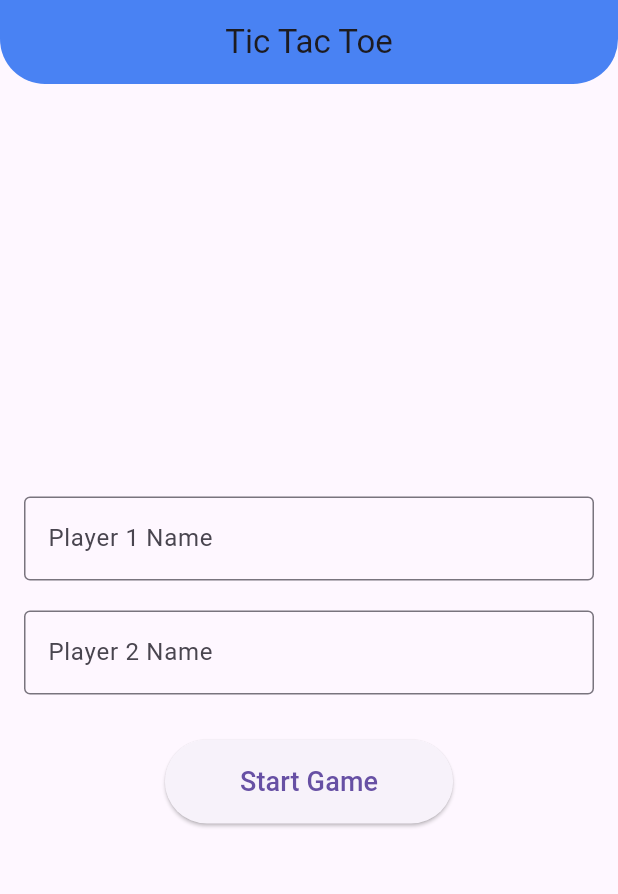
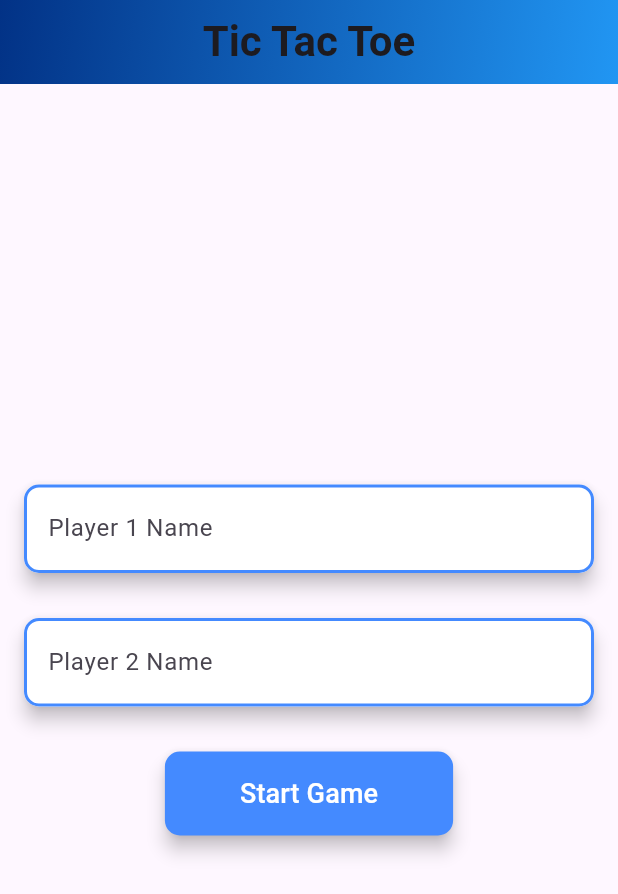
Before and after one commit to Salonisaroha/Game_TicTacToe, a Flutter app: the screen it shows after launch, on a phone screen of 412 x 824 dp. Shown: the top 894 px of the screen. Run offline on Flutter 3.47's test engine with Material 3 defaults, Android fonts, the phone set to English and light mode, and no system bars.

Commit message:
Final changes done

```diff
--- a/lib/main.dart
+++ b/lib/main.dart
@@ -14,7 +14,7 @@ class MyApp extends StatelessWidget {
         visualDensity: VisualDensity.adaptivePlatformDensity,
       ),
       home: HomeScreen(),
-      debugShowCheckedModeBanner: false, // Remove debug banner
+      debugShowCheckedModeBanner: false,
     );
   }
 }
@@ -64,11 +64,22 @@ class _HomeScreenState extends State<HomeScreen> {
   Widget build(BuildContext context) {
     return Scaffold(
       appBar: AppBar(
-        title: Text('Tic Tac Toe'),
+        title: const Text(
+          'Tic Tac Toe',
+          style: TextStyle(fontSize: 28, fontWeight: FontWeight.bold),
+        ),
         centerTitle: true,
-        backgroundColor: Colors.blueAccent,
+        flexibleSpace: Container(
+          decoration:const BoxDecoration(
+            gradient: LinearGradient(
+              colors: [Color.fromARGB(255, 2, 50, 134), Colors.blue],
+              begin: Alignment.topLeft,
+              end: Alignment.bottomRight,
+            ),
+          ),
+        ),
         elevation: 10,
-        shape: RoundedRectangleBorder(
+        shape: const RoundedRectangleBorder(
           borderRadius: BorderRadius.vertical(
             bottom: Radius.circular(30),
           ),
@@ -80,28 +91,64 @@ class _HomeScreenState extends State<HomeScreen> {
           child: Column(
             mainAxisAlignment: MainAxisAlignment.center,
             children: [
-              TextField(
+              Material(
+                elevation: 5.0,
+                borderRadius: BorderRadius.circular(10.0),
+                child: TextField(
                   controller: _player1Controller,
                   decoration: InputDecoration(
                     labelText: 'Player 1 Name',
-                  border: OutlineInputBorder(),
+                    border:const OutlineInputBorder(),
+                    filled: true,
+                    fillColor: Colors.white,
+                    enabledBorder: OutlineInputBorder(
+                      borderSide:const BorderSide(color: Colors.blueAccent, width: 2.0),
+                      borderRadius: BorderRadius.circular(10.0),
+                    ),
+                    focusedBorder: OutlineInputBorder(
+                      borderSide: const BorderSide(color: Colors.blue, width: 2.0),
+                      borderRadius: BorderRadius.circular(10.0),
                     ),
                   ),
-              SizedBox(height: 20),
-              TextField(
+                  style: const TextStyle(fontSize: 18),
+                ),
+              ),
+              SizedBox(height: 30),
+              Material(
+                elevation: 5.0,
+                borderRadius: BorderRadius.circular(10.0),
+                child: TextField(
                   controller: _player2Controller,
                   decoration: InputDecoration(
                     labelText: 'Player 2 Name',
-                  border: OutlineInputBorder(),
+                    border:const OutlineInputBorder(),
+                    filled: true,
+                    fillColor: Colors.white,
+                    enabledBorder: OutlineInputBorder(
+                      borderSide: const BorderSide(color: Colors.blueAccent, width: 2.0),
+                      borderRadius: BorderRadius.circular(10.0),
+                    ),
+                    focusedBorder: OutlineInputBorder(
+                      borderSide: const BorderSide(color: Colors.blue, width: 2.0),
+                      borderRadius: BorderRadius.circular(10.0),
+                    ),
+                  ),
+                  style: const TextStyle(fontSize: 18),
                 ),
               ),
               SizedBox(height: 30),
               ElevatedButton(
                 onPressed: _startGame,
                 style: ElevatedButton.styleFrom(
-                  padding: EdgeInsets.symmetric(horizontal: 50, vertical: 15),
+                  foregroundColor: Colors.white,
+                  backgroundColor: Colors.blueAccent,
+                  padding: const EdgeInsets.symmetric(horizontal: 50, vertical: 15),
+                  shape: RoundedRectangleBorder(
+                    borderRadius: BorderRadius.circular(10),
                   ),
-                child: Text(
+                  elevation: 5,
+                ),
+                child: const Text(
                   'Start Game',
                   style: TextStyle(fontSize: 18),
                 ),
@@ -149,9 +196,14 @@ class _GameScreenState extends State<GameScreen> {
 
   String _checkWinner() {
     const List<List<int>> winPatterns = [
-      [0, 1, 2], [3, 4, 5], [6, 7, 8], // Rows
-      [0, 3, 6], [1, 4, 7], [2, 5, 8], // Columns
-      [0, 4, 8], [2, 4, 6] // Diagonals
+      [0, 1, 2],
+      [3, 4, 5],
+      [6, 7, 8], // Rows
+      [0, 3, 6],
+      [1, 4, 7],
+      [2, 5, 8], // Columns
+      [0, 4, 8],
+      [2, 4, 6] // Diagonals
     ];
 
     for (var pattern in winPatterns) {
@@ -174,45 +226,80 @@ class _GameScreenState extends State<GameScreen> {
   Widget build(BuildContext context) {
     return Scaffold(
       appBar: AppBar(
-        title: Text('Tic Tac Toe'),
+        title: const Text(
+          'Tic Tac Toe',
+          style: TextStyle(fontSize: 28, fontWeight: FontWeight.bold),
+        ),
         centerTitle: true,
-        backgroundColor: Colors.blueAccent,
+        flexibleSpace: Container(
+          decoration:const BoxDecoration(
+            gradient: LinearGradient(
+              colors: [const Color.fromARGB(255, 2, 92, 133), Colors.blue],
+              begin: Alignment.topLeft,
+              end: Alignment.bottomRight,
+            ),
+          ),
+        ),
         elevation: 10,
-        shape: RoundedRectangleBorder(
+        shape:const RoundedRectangleBorder(
           borderRadius: BorderRadius.vertical(
             bottom: Radius.circular(30),
           ),
         ),
       ),
-      body: Column(
+      body: SingleChildScrollView(
+        child: Column(
           mainAxisAlignment: MainAxisAlignment.center,
           children: [
             Padding(
-            padding: const EdgeInsets.all(16.0),
+              padding: const EdgeInsets.symmetric(horizontal: 16.0),
+              child: Material(
+                elevation: 5.0,
+                borderRadius: BorderRadius.circular(10.0),
+                child: Container(
+                  decoration: BoxDecoration(
+                    color: Colors.blue[40],
+                    borderRadius: BorderRadius.circular(10),
+                  ),
+                  margin: const EdgeInsets.all(8.0),
+                  padding: const EdgeInsets.all(8.0),
                   child: Text(
                     '${widget.player1} (X) vs ${widget.player2} (O)',
-              style: TextStyle(fontSize: 20, fontWeight: FontWeight.bold),
+                    style:const TextStyle(fontSize: 20, fontWeight: FontWeight.bold, color: Colors.black),
                     textAlign: TextAlign.center,
                   ),
                 ),
+              ),
+            ),
             _buildBoard(),
-          SizedBox(height: 20),
+            SizedBox(height: 10), // Reduced the spacing
             Text(
               _result,
               style: TextStyle(fontSize: 24, fontWeight: FontWeight.bold, color: Colors.red),
             ),
-          SizedBox(height: 20),
-          ElevatedButton(
+            SizedBox(height: 10), // Reduced the spacing
+            Material(
+              elevation: 5.0,
+              borderRadius: BorderRadius.circular(10.0),
+              child: ElevatedButton(
                 onPressed: _resetGame,
                 style: ElevatedButton.styleFrom(
-              padding: EdgeInsets.symmetric(horizontal: 50, vertical: 15),
+                  foregroundColor: Colors.white,
+                  backgroundColor: Colors.lightBlue,
+                  padding: EdgeInsets.symmetric(horizontal: 30, vertical: 15),
+                  shape: RoundedRectangleBorder(
+                    borderRadius: BorderRadius.circular(10),
+                  ),
+                  elevation: 5,
                 ),
                 child: Text(
                   'Reset Game',
                   style: TextStyle(fontSize: 18),
                 ),
               ),
+            ),
           ],
+        ),
       ),
     );
   }
@@ -223,10 +310,13 @@ class _GameScreenState extends State<GameScreen> {
       child: GridView.builder(
         gridDelegate: SliverGridDelegateWithFixedCrossAxisCount(
           crossAxisCount: 3,
+          mainAxisSpacing: 10,
+          crossAxisSpacing: 10,
         ),
         itemBuilder: _buildCell,
         itemCount: 9,
         shrinkWrap: true,
+        physics: NeverScrollableScrollPhysics(),
       ),
     );
   }
@@ -234,10 +324,23 @@ class _GameScreenState extends State<GameScreen> {
   Widget _buildCell(BuildContext context, int index) {
     return GestureDetector(
       onTap: () => _handleTap(index),
-      child: Container(
+      child: AnimatedContainer(
+        duration: Duration(milliseconds: 200),
         decoration: BoxDecoration(
-          color: Colors.blue[50],
-          border: Border.all(color: Colors.black),
+          gradient: LinearGradient(
+            colors: [Colors.lightBlueAccent, Colors.blueAccent],
+            begin: Alignment.topLeft,
+            end: Alignment.bottomRight,
+          ),
+          borderRadius: BorderRadius.circular(10),
+          boxShadow: [
+            BoxShadow(
+              color: Colors.black12,
+              blurRadius: 4,
+              spreadRadius: 1,
+              offset: Offset(2, 2),
+            ),
+          ],
         ),
         child: Center(
           child: Text(
@@ -245,7 +348,7 @@ class _GameScreenState extends State<GameScreen> {
             style: TextStyle(
               fontSize: 32,
               fontWeight: FontWeight.bold,
-              color: _board[index] == 'X' ? Colors.blue : Colors.red,
+              color: Colors.white,
             ),
           ),
         ),
```
Lines whose indentation alone changed are shown as unchanged.
